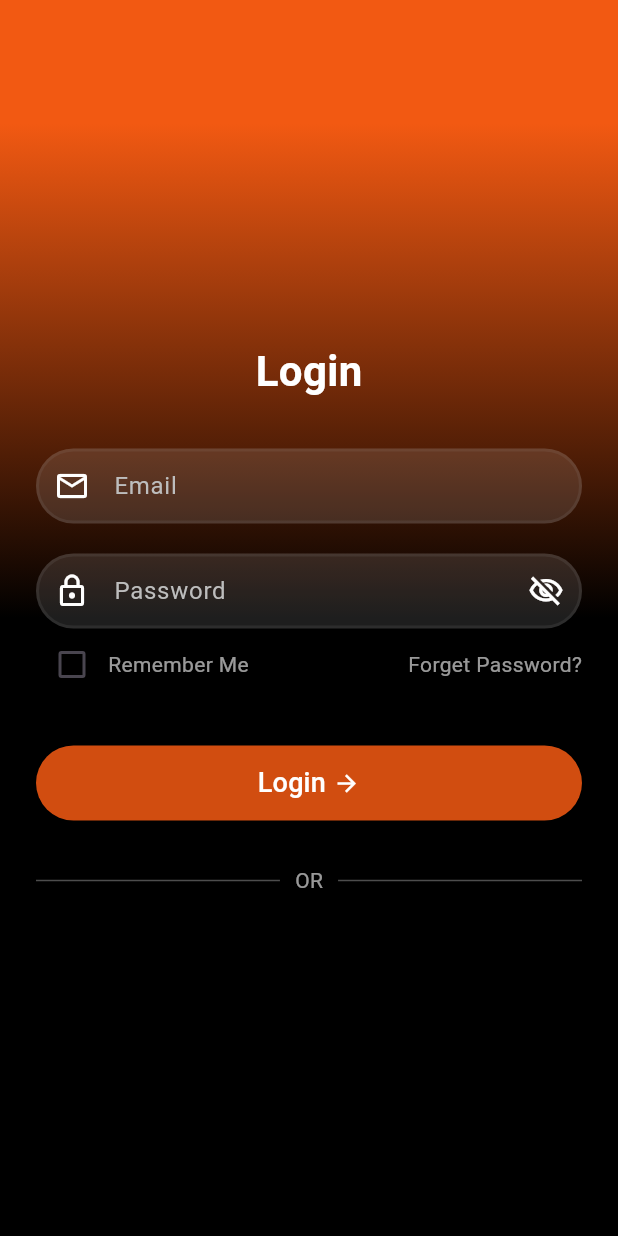
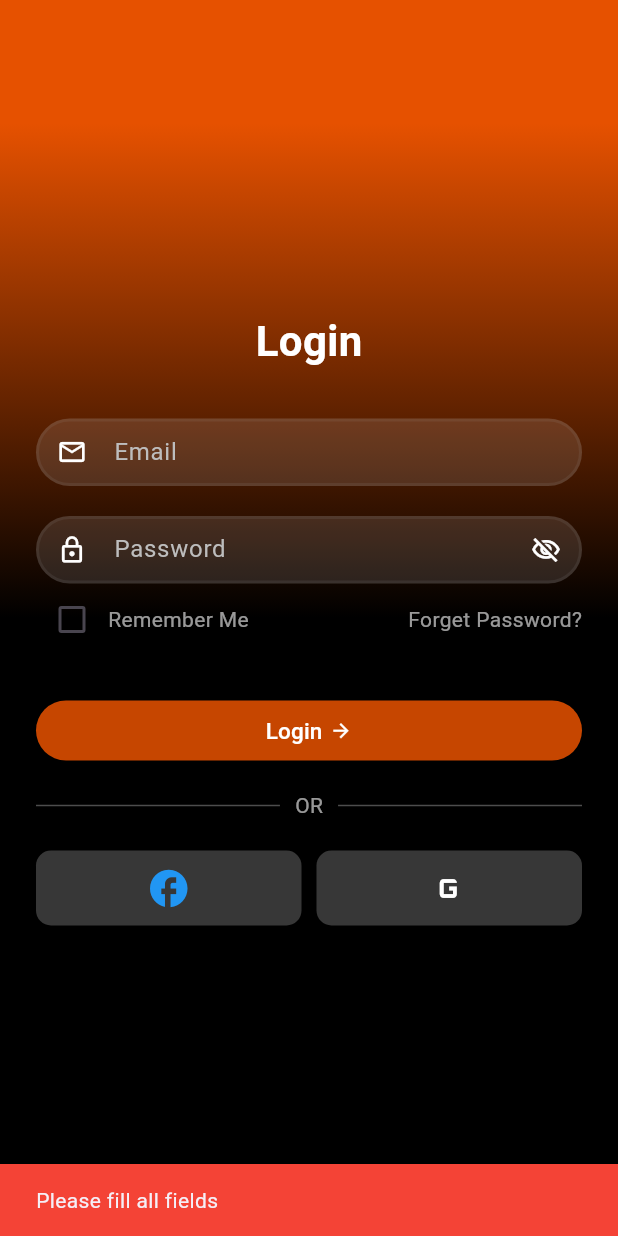
Before and after one commit to ahmedhamzarana/flutter-internship-developershub, a Flutter app: the screen it shows after launch, after a tap on "Login", on a phone screen of 412 x 824 dp. Run offline on Flutter 3.47's test engine with Material 3 defaults, Android fonts, the phone set to English and light mode, and no system bars.

```diff
--- a/task_1/lib/main.dart
+++ b/task_1/lib/main.dart
@@ -1,6 +1,5 @@
 import 'package:flutter/material.dart';
 import 'package:task_1/screens/login_screen.dart';
-
 void main() {
   runApp(const MyApp());
 }
--- a/task_1/lib/screens/login_screen.dart
+++ b/task_1/lib/screens/login_screen.dart
@@ -1,4 +1,5 @@
 import 'package:flutter/material.dart';
+import 'package:task_1/screens/home_screen.dart';
 
 class LoginScreen extends StatefulWidget {
   const LoginScreen({super.key});
@@ -8,6 +9,27 @@ class LoginScreen extends StatefulWidget {
 }
 
 class _LoginScreenState extends State<LoginScreen> {
+  final TextEditingController emailController = TextEditingController();
+  final TextEditingController passwordController = TextEditingController();
+  void formValidate() {
+    String email = emailController.text;
+    String password = passwordController.text;
+
+    if (email.isEmpty || password.isEmpty) {
+      ScaffoldMessenger.of(context).showSnackBar(
+        const SnackBar(
+          content: Text("Please fill all fields"),
+          backgroundColor: Colors.red,
+        ),
+      );
+    } else {
+      Navigator.push(
+        context,
+        MaterialPageRoute(builder: (context) => const HomeScreen()),
+      );
+    }
+  }
+
   bool isObscure = true;
   bool isremember = false;
 
@@ -22,10 +44,7 @@ class _LoginScreenState extends State<LoginScreen> {
             begin: Alignment.topCenter,
             end: Alignment.bottomCenter,
             stops: [0.1, 0.5],
-            colors: [
-              Color(0xFFF25912),
-              Colors.black,
-            ],
+            colors: [Colors.orange.shade900, Colors.black],
           ),
         ),
         child: Center(
@@ -45,7 +64,10 @@ class _LoginScreenState extends State<LoginScreen> {
                 const SizedBox(height: 32),
 
                 /// Email
-                TextField(
+                SizedBox(
+                  height: 45,
+                  child: TextField(
+                    controller: emailController,
                     cursorColor: Colors.white30,
                     style: const TextStyle(color: Colors.white),
                     decoration: InputDecoration(
@@ -54,27 +76,38 @@ class _LoginScreenState extends State<LoginScreen> {
                       prefixIcon: const Icon(
                         Icons.email_outlined,
                         color: Colors.white,
+                        size: 20,
                       ),
                       filled: true,
-                    fillColor: Colors.white.withAlpha(30), // 👈 here
+                      fillColor: Colors.white.withAlpha(30),
                       enabledBorder: OutlineInputBorder(
                         borderRadius: BorderRadius.circular(50),
-                      borderSide: BorderSide(width: 2,color: Colors.grey.withAlpha(30)),
+                        borderSide: BorderSide(
+                          width: 2,
+                          color: Colors.grey.withAlpha(30),
+                        ),
                       ),
                       focusedBorder: OutlineInputBorder(
                         borderRadius: BorderRadius.circular(50),
-                      borderSide: BorderSide(width: 2,color: Colors.grey.withAlpha(30))
+                        borderSide: BorderSide(
+                          width: 2,
+                          color: Colors.grey.withAlpha(30),
+                        ),
                       ),
                       contentPadding: const EdgeInsets.symmetric(
-                      vertical: 13, // 👈 height control
-                      horizontal: 20,
+                        vertical: 10,
+                        horizontal: 17,
+                      ),
                     ),
                   ),
                 ),
                 const SizedBox(height: 20),
 
                 /// Password
-                TextField(
+                SizedBox(
+                  height: 45,
+                  child: TextField(
+                    controller: passwordController,
                     cursorColor: Colors.white30,
                     obscureText: isObscure,
                     style: const TextStyle(color: Colors.white),
@@ -84,6 +117,7 @@ class _LoginScreenState extends State<LoginScreen> {
                       prefixIcon: const Icon(
                         Icons.lock_outline,
                         color: Colors.white,
+                        size: 20,
                       ),
                       suffixIcon: IconButton(
                         icon: Icon(
@@ -91,6 +125,7 @@ class _LoginScreenState extends State<LoginScreen> {
                               ? Icons.visibility_off_outlined
                               : Icons.visibility_outlined,
                           color: Colors.white,
+                          size: 20,
                         ),
                         onPressed: () {
                           setState(() {
@@ -102,15 +137,22 @@ class _LoginScreenState extends State<LoginScreen> {
                       fillColor: Colors.white.withAlpha(30),
                       enabledBorder: OutlineInputBorder(
                         borderRadius: BorderRadius.circular(50),
-                      borderSide: BorderSide(width: 2,color: Colors.grey.withAlpha(30)),
+                        borderSide: BorderSide(
+                          width: 2,
+                          color: Colors.grey.withAlpha(30),
+                        ),
                       ),
                       focusedBorder: OutlineInputBorder(
                         borderRadius: BorderRadius.circular(50),
-                      borderSide: BorderSide(width: 2,color: Colors.grey.withAlpha(30))
+                        borderSide: BorderSide(
+                          width: 2,
+                          color: Colors.grey.withAlpha(30),
+                        ),
                       ),
                       contentPadding: const EdgeInsets.symmetric(
-                      vertical: 13,
-                      horizontal: 20,
+                        vertical: 10,
+                        horizontal: 17,
+                      ),
                     ),
                   ),
                 ),
@@ -120,9 +162,7 @@ class _LoginScreenState extends State<LoginScreen> {
                     Row(
                       children: [
                         Checkbox(
-                          activeColor: Color(
-                            0xFFF25912,
-                          ),
+                          activeColor: Colors.orange.shade900,
                           checkColor: Colors.white,
                           value: isremember,
                           onChanged: (value) => setState(() {
@@ -148,11 +188,11 @@ class _LoginScreenState extends State<LoginScreen> {
                 /// Login Button
                 SizedBox(
                   width: double.infinity,
-                  height: 50,
+                  height: 40,
                   child: ElevatedButton(
-                    onPressed: () {},
+                    onPressed: formValidate,
                     style: ElevatedButton.styleFrom(
-                      backgroundColor: Color(0xFFF25912).withAlpha(220),
+                      backgroundColor: Colors.orange.shade900.withAlpha(220),
                       shape: RoundedRectangleBorder(
                         borderRadius: BorderRadius.circular(50),
                       ),
@@ -162,15 +202,19 @@ class _LoginScreenState extends State<LoginScreen> {
                       children: [
                         Text(
                           "Login",
-                          style: TextStyle(color: Colors.white, fontSize: 18),
+                          style: TextStyle(color: Colors.white, fontSize: 15),
                         ),
                         SizedBox(width: 5),
-                        Icon(Icons.arrow_forward_outlined, color: Colors.white),
+                        Icon(
+                          Icons.arrow_forward_outlined,
+                          color: Colors.white,
+                          size: 15,
+                        ),
                       ],
                     ),
                   ),
                 ),
-                const SizedBox(height: 30),
+                const SizedBox(height: 20),
                 Row(
                   children: [
                     Expanded(
@@ -188,6 +232,42 @@ class _LoginScreenState extends State<LoginScreen> {
                     ),
                   ],
                 ),
+                SizedBox(height: 20),
+                Row(
+                  children: [
+                    Expanded(
+                      child: Container(
+                        height: 50,
+                        decoration: BoxDecoration(
+                          color: Colors.white.withAlpha(55),
+                          borderRadius: BorderRadius.circular(10),
+                        ),
+                        child: const Icon(
+                          Icons.facebook_outlined,
+                          color: Colors.blue,
+                          size: 30,
+                        ),
+                      ),
+                    ),
+
+                    const SizedBox(width: 10), // 👈 10px space
+
+                    Expanded(
+                      child: Container(
+                        height: 50,
+                        decoration: BoxDecoration(
+                          color: Colors.white.withAlpha(55),
+                          borderRadius: BorderRadius.circular(10),
+                        ),
+                        child: const Icon(
+                          Icons.g_mobiledata_outlined,
+                          color: Colors.white,
+                          size: 30,
+                        ),
+                      ),
+                    ),
+                  ],
+                ),
               ],
             ),
           ),
```
Also changed, not shown: task_1/lib/screens/home_screen.dart (added, +158 -0 lines), task_1/assets/logo.png (added), task_1/pubspec.lock. Lines whose indentation alone changed are shown as unchanged.
